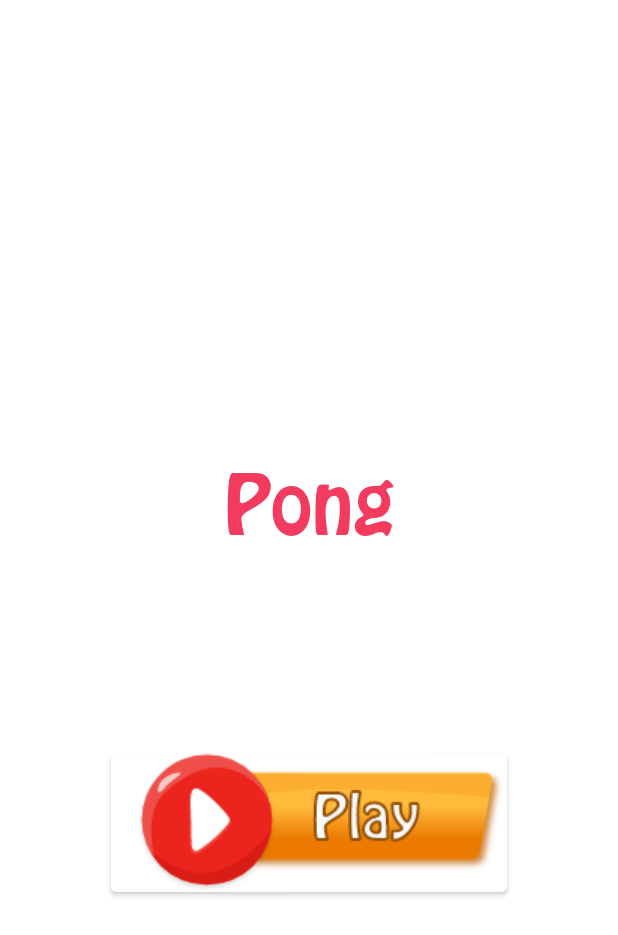
After one commit to FranciscoHuchinUc/TopicosAvanzados, an Android app: the layout dialog_menu.xml on its own in the app's theme, with its tools: preview values and no code run, on a phone screen of 412 x 824 dp. The commit adds this screen. Shown: the top 935 px of the screen. Run offline under Robolectric (Android 15) with nearby library versions, the phone set to English and light mode, and no system bars.

Commit message:
practica6

```diff
--- /dev/null
+++ b/practicas/kotlin/practica6/app/src/main/java/com/example/practica6/componentes/Game.kt
@@ -0,0 +1,4 @@
+package com.example.practica6.componentes
+
+class Game {
+}
--- /dev/null
+++ b/practicas/kotlin/practica6/app/src/main/java/com/example/practica6/interfaz/GameStateListener.kt
@@ -0,0 +1,5 @@
+package com.example.practica6.interfaz
+
+interface GameStateListener {
+    fun stateChanged(state: Game.ESTATE)
+}
--- /dev/null
+++ b/practicas/kotlin/practica6/app/src/main/res/layout/dialog_menu.xml
@@ -0,0 +1,34 @@
+<?xml version="1.0" encoding="utf-8"?>
+<androidx.constraintlayout.widget.ConstraintLayout xmlns:android="http://schemas.android.com/apk/res/android"
+    xmlns:app="http://schemas.android.com/apk/res-auto"
+    xmlns:tools="http://schemas.android.com/tools"
+    android:layout_width="match_parent"
+    android:layout_height="match_parent">
+
+    <TextView
+        android:id="@+id/textView2"
+        android:layout_width="wrap_content"
+        android:layout_height="wrap_content"
+        android:layout_marginBottom="150dp"
+        android:fontFamily="@font/hobo_std"
+        android:text="Pong"
+        android:textColor="@color/colorPrimary"
+        android:textSize="50sp"
+        app:layout_constraintBottom_toBottomOf="parent"
+        app:layout_constraintEnd_toEndOf="parent"
+        app:layout_constraintStart_toStartOf="parent"
+        app:layout_constraintTop_toTopOf="parent" />
+
+    <Button
+        android:id="@+id/button"
+        android:layout_width="264dp"
+        android:layout_height="104dp"
+        android:layout_marginBottom="100dp"
+        android:backgroundTint="@color/white"
+        android:drawableLeft="@drawable/btn_play"
+        app:layout_constraintBottom_toBottomOf="parent"
+        app:layout_constraintEnd_toEndOf="parent"
+        app:layout_constraintStart_toStartOf="parent"
+        app:layout_constraintTop_toBottomOf="@+id/textView2" />
+
+</androidx.constraintlayout.widget.ConstraintLayout>
--- a/practicas/kotlin/practica6/app/src/main/res/values/colors.xml
+++ b/practicas/kotlin/practica6/app/src/main/res/values/colors.xml
@@ -7,4 +7,6 @@
     <color name="teal_700">#FF018786</color>
     <color name="black">#FF000000</color>
     <color name="white">#FFFFFFFF</color>
+
+    <color name="colorPrimary">#F23B5F</color>
 </resources>
--- a/practicas/kotlin/practica6/app/src/main/res/values/themes.xml
+++ b/practicas/kotlin/practica6/app/src/main/res/values/themes.xml
@@ -2,7 +2,7 @@
     <!-- Base application theme. -->
     <style name="Theme.Practica6" parent="Theme.MaterialComponents.DayNight.DarkActionBar">
         <!-- Primary brand color. -->
-        <item name="colorPrimary">@color/purple_500</item>
+        <item name="colorPrimary">#F23B5F</item>
         <item name="colorPrimaryVariant">@color/purple_700</item>
         <item name="colorOnPrimary">@color/white</item>
         <!-- Secondary brand color. -->
```
Also changed, not shown: practicas/kotlin/practica6/app/src/main/java/com/example/practica6/interfaz/GameLoop.kt (added, +13 -0 lines), practicas/kotlin/practica6/app/src/main/res/layout/dialog_pause.xml (added, +34 -0 lines), practicas/kotlin/practica6/app/src/main/res/drawable/btn_pause.png (added), practicas/kotlin/practica6/app/src/main/res/drawable/btn_play.png (added), practicas/kotlin/practica6/app/src/main/res/font/hobo_std.otf (added).
